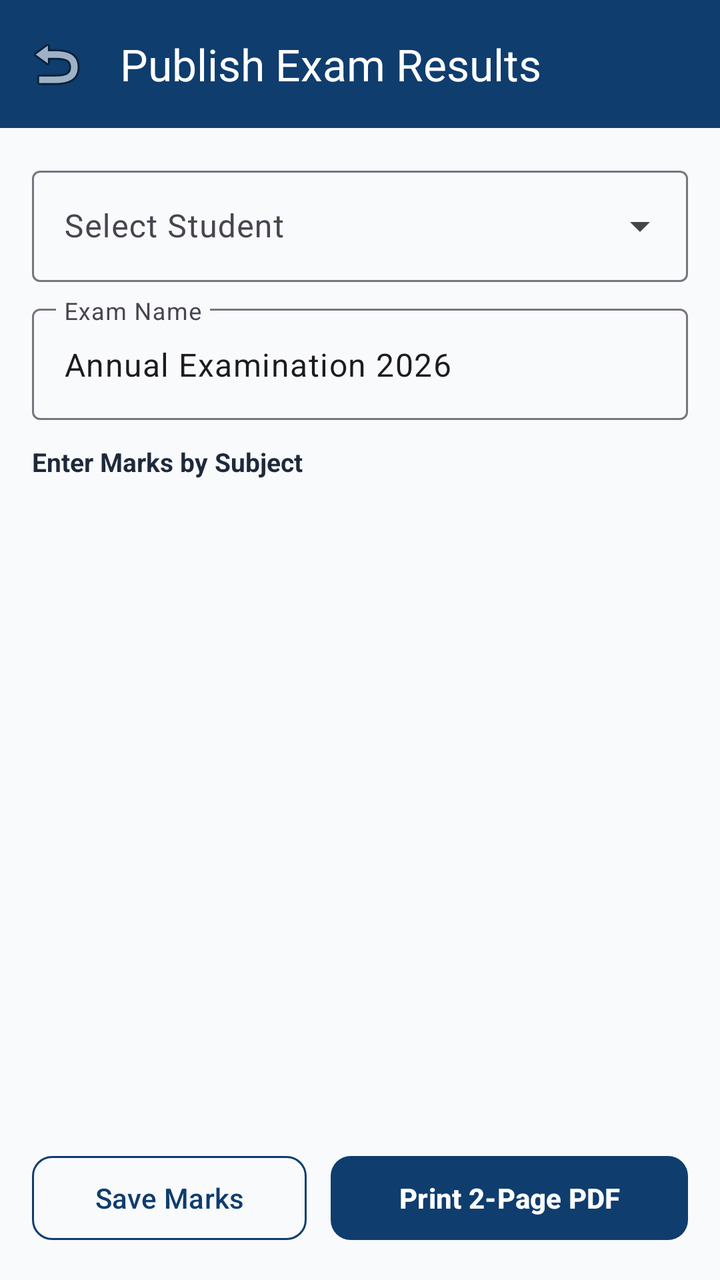
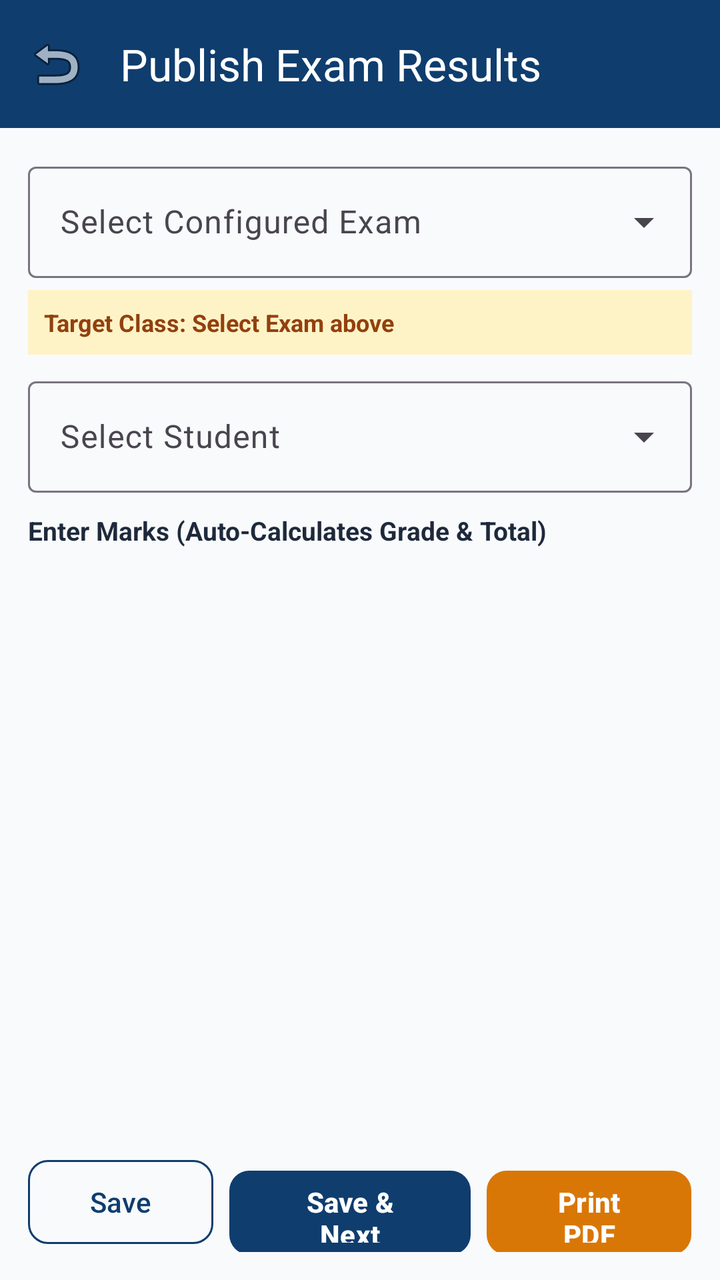

The first picture is an Android layout as it rendered before a commit; the second is the same layout after the commit. The layout source and the unified diff follow.
<!-- AndroidManifest.xml: application theme Theme.SchoolManager -->
<!-- res/layout/activity_result_publish.xml -->
<?xml version="1.0" encoding="utf-8"?>
<androidx.coordinatorlayout.widget.CoordinatorLayout
    xmlns:android="http://schemas.android.com/apk/res/android"
    xmlns:app="http://schemas.android.com/apk/res-auto"
    android:layout_width="match_parent"
    android:layout_height="match_parent"
    android:background="#F8FAFC">

    <com.google.android.material.appbar.AppBarLayout
        android:layout_width="match_parent"
        android:layout_height="wrap_content">

        <com.google.android.material.appbar.MaterialToolbar
            android:id="@+id/toolbar"
            android:layout_width="match_parent"
            android:layout_height="?attr/actionBarSize"
            android:background="#0F3D6E"
            app:title="Publish Exam Results"
            app:titleTextColor="@android:color/white"
            app:navigationIcon="@android:drawable/ic_menu_revert" />
    </com.google.android.material.appbar.AppBarLayout>

    <LinearLayout
        android:layout_width="match_parent"
        android:layout_height="match_parent"
        android:orientation="vertical"
        android:padding="16dp"
        app:layout_behavior="@string/appbar_scrolling_view_behavior">

        <com.google.android.material.textfield.TextInputLayout
            style="@style/Widget.Material3.TextInputLayout.OutlinedBox.ExposedDropdownMenu"
            android:layout_width="match_parent"
            android:layout_height="wrap_content"
            android:hint="Select Student">

            <AutoCompleteTextView
                android:id="@+id/actvStudentSelect"
                android:layout_width="match_parent"
                android:layout_height="wrap_content"
                android:inputType="none" />
        </com.google.android.material.textfield.TextInputLayout>

        <com.google.android.material.textfield.TextInputLayout
            style="@style/Widget.Material3.TextInputLayout.OutlinedBox"
            android:layout_width="match_parent"
            android:layout_height="wrap_content"
            android:layout_marginTop="8dp"
            android:hint="Exam Name">

            <com.google.android.material.textfield.TextInputEditText
                android:id="@+id/etExamName"
                android:layout_width="match_parent"
                android:layout_height="wrap_content"
                android:text="Annual Examination 2026" />
        </com.google.android.material.textfield.TextInputLayout>

        <TextView
            android:layout_width="wrap_content"
            android:layout_height="wrap_content"
            android:layout_marginTop="12dp"
            android:layout_marginBottom="4dp"
            android:text="Enter Marks by Subject"
            android:textColor="#1E293B"
            android:textSize="13sp"
            android:textStyle="bold" />

        <androidx.recyclerview.widget.RecyclerView
            android:id="@+id/rvSubjects"
            android:layout_width="match_parent"
            android:layout_height="0dp"
            android:layout_weight="1" />

        <LinearLayout
            android:layout_width="match_parent"
            android:layout_height="wrap_content"
            android:layout_marginTop="10dp"
            android:orientation="horizontal">

            <com.google.android.material.button.MaterialButton
                android:id="@+id/btnSaveMarks"
                style="@style/Widget.Material3.Button.OutlinedButton"
                android:layout_width="0dp"
                android:layout_height="50dp"
                android:layout_weight="1"
                android:layout_marginEnd="6dp"
                android:text="Save Marks"
                android:textColor="#0F3D6E"
                app:cornerRadius="10dp"
                app:strokeColor="#0F3D6E" />

            <com.google.android.material.button.MaterialButton
                android:id="@+id/btnGeneratePdf"
                android:layout_width="0dp"
                android:layout_height="50dp"
                android:layout_weight="1.3"
                android:layout_marginStart="6dp"
                android:text="Print 2-Page PDF"
                android:textStyle="bold"
                app:backgroundTint="#0F3D6E"
                app:cornerRadius="10dp" />
        </LinearLayout>

    </LinearLayout>
</androidx.coordinatorlayout.widget.CoordinatorLayout>
<!-- resources referenced by this layout -->
<resources>
  <style name="Theme.SchoolManager" parent="Theme.Material3.DayNight.NoActionBar">
          <item name="colorPrimary">#0F3D6E</item>
          <item name="colorOnPrimary">#FFFFFF</item>
          <item name="colorSecondary">#D97706</item>
          
          <item name="colorSecondaryContainer">#FEF3C7</item>
          <item name="colorOnSecondaryContainer">#0F3D6E</item>
          <item name="android:statusBarColor">#0F3D6E</item>
          <item name="android:windowLightStatusBar">false</item>
      </style>
</resources>

<!-- the commit's change to res/layout/activity_result_publish.xml (unified diff, before → after) -->
@@ -24,13 +24,42 @@
         android:layout_width="match_parent"
         android:layout_height="match_parent"
         android:orientation="vertical"
-        android:padding="16dp"
+        android:padding="14dp"
         app:layout_behavior="@string/appbar_scrolling_view_behavior">
 
+        
         <com.google.android.material.textfield.TextInputLayout
             style="@style/Widget.Material3.TextInputLayout.OutlinedBox.ExposedDropdownMenu"
             android:layout_width="match_parent"
             android:layout_height="wrap_content"
+            android:hint="Select Configured Exam">
+
+            <AutoCompleteTextView
+                android:id="@+id/actvExamSelect"
+                android:layout_width="match_parent"
+                android:layout_height="wrap_content"
+                android:inputType="none" />
+        </com.google.android.material.textfield.TextInputLayout>
+
+        
+        <TextView
+            android:id="@+id/tvTargetClassBanner"
+            android:layout_width="match_parent"
+            android:layout_height="wrap_content"
+            android:layout_marginTop="6dp"
+            android:background="#FEF3C7"
+            android:padding="8dp"
+            android:text="Target Class: Select Exam above"
+            android:textColor="#92400E"
+            android:textSize="12sp"
+            android:textStyle="bold" />
+
+        
+        <com.google.android.material.textfield.TextInputLayout
+            style="@style/Widget.Material3.TextInputLayout.OutlinedBox.ExposedDropdownMenu"
+            android:layout_width="match_parent"
+            android:layout_height="wrap_content"
+            android:layout_marginTop="8dp"
             android:hint="Select Student">
 
             <AutoCompleteTextView
@@ -40,40 +69,28 @@
                 android:inputType="none" />
         </com.google.android.material.textfield.TextInputLayout>
 
-        <com.google.android.material.textfield.TextInputLayout
-            style="@style/Widget.Material3.TextInputLayout.OutlinedBox"
-            android:layout_width="match_parent"
-            android:layout_height="wrap_content"
-            android:layout_marginTop="8dp"
-            android:hint="Exam Name">
-
-            <com.google.android.material.textfield.TextInputEditText
-                android:id="@+id/etExamName"
-                android:layout_width="match_parent"
-                android:layout_height="wrap_content"
-                android:text="Annual Examination 2026" />
-        </com.google.android.material.textfield.TextInputLayout>
-
         <TextView
             android:layout_width="wrap_content"
             android:layout_height="wrap_content"
-            android:layout_marginTop="12dp"
+            android:layout_marginTop="10dp"
             android:layout_marginBottom="4dp"
-            android:text="Enter Marks by Subject"
+            android:text="Enter Marks (Auto-Calculates Grade &amp; Total)"
             android:textColor="#1E293B"
             android:textSize="13sp"
             android:textStyle="bold" />
 
+        
         <androidx.recyclerview.widget.RecyclerView
-            android:id="@+id/rvSubjects"
+            android:id="@+id/rvStudentMarks"
             android:layout_width="match_parent"
             android:layout_height="0dp"
             android:layout_weight="1" />
 
+        
         <LinearLayout
             android:layout_width="match_parent"
             android:layout_height="wrap_content"
-            android:layout_marginTop="10dp"
+            android:layout_marginTop="8dp"
             android:orientation="horizontal">
 
             <com.google.android.material.button.MaterialButton
@@ -82,21 +99,32 @@
                 android:layout_width="0dp"
                 android:layout_height="50dp"
                 android:layout_weight="1"
-                android:layout_marginEnd="6dp"
-                android:text="Save Marks"
+                android:layout_marginEnd="4dp"
+                android:text="Save"
                 android:textColor="#0F3D6E"
                 app:cornerRadius="10dp"
                 app:strokeColor="#0F3D6E" />
 
             <com.google.android.material.button.MaterialButton
+                android:id="@+id/btnSaveAndNext"
+                android:layout_width="0dp"
+                android:layout_height="50dp"
+                android:layout_weight="1.3"
+                android:layout_marginHorizontal="4dp"
+                android:text="Save &amp; Next"
+                android:textStyle="bold"
+                app:backgroundTint="#0F3D6E"
+                app:cornerRadius="10dp" />
+
+            <com.google.android.material.button.MaterialButton
                 android:id="@+id/btnGeneratePdf"
                 android:layout_width="0dp"
                 android:layout_height="50dp"
-                android:layout_weight="1.3"
-                android:layout_marginStart="6dp"
-                android:text="Print 2-Page PDF"
+                android:layout_weight="1.1"
+                android:layout_marginStart="4dp"
+                android:text="Print PDF"
                 android:textStyle="bold"
-                app:backgroundTint="#0F3D6E"
+                app:backgroundTint="#D97706"
                 app:cornerRadius="10dp" />
         </LinearLayout>
 
